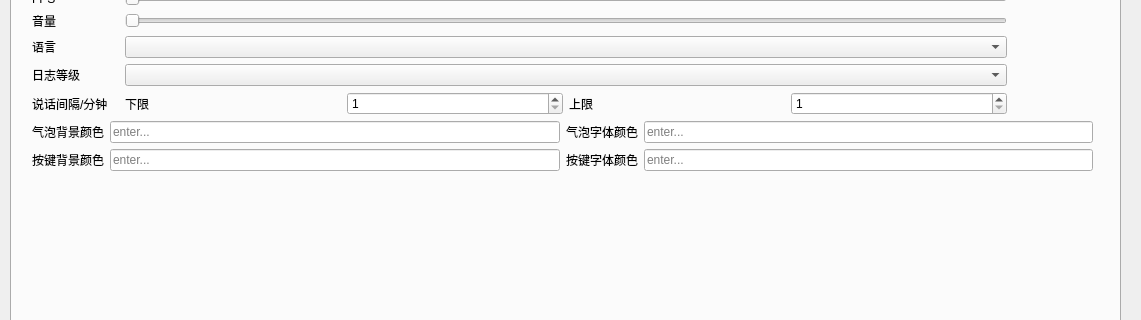
The window that src/ui/setting.ui (csy214-beep/Pelr) describes before a commit, drawn with Qt 5; both pictures show x 0 to 1141 and y 181 to 501 of the 1141 by 692 pixel window.
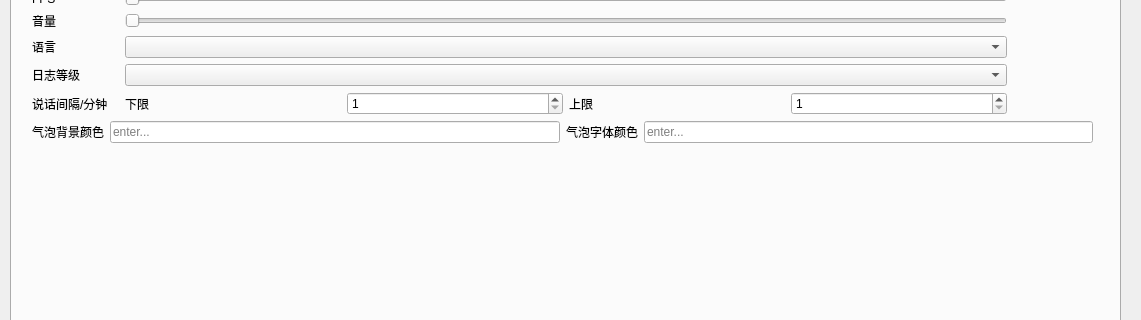
The same window after the commit. Icons and pictures are not drawn. Custom widgets are drawn as their Qt base class.

Commit message: refactor/feat(KeyLabel): 重构按键监听功能

Patch:
```diff
--- a/src/ui/setting.ui
+++ b/src/ui/setting.ui
@@ -215,35 +215,7 @@
           </property>
          </widget>
         </item>
-        <item row="1" column="0">
-         <widget class="QLabel" name="label_26">
-          <property name="text">
-           <string>按键背景颜色</string>
-          </property>
-         </widget>
-        </item>
-        <item row="0" column="1">
-         <widget class="QLineEdit" name="lineEdit_9">
-          <property name="placeholderText">
-           <string>enter...</string>
-          </property>
-         </widget>
-        </item>
-        <item row="0" column="3">
-         <widget class="QLineEdit" name="lineEdit_10">
-          <property name="placeholderText">
-           <string>enter...</string>
-          </property>
-         </widget>
-        </item>
         <item row="1" column="1">
-         <widget class="QLineEdit" name="lineEdit_11">
-          <property name="placeholderText">
-           <string>enter...</string>
-          </property>
-         </widget>
-        </item>
-        <item row="2" column="1">
          <spacer name="verticalSpacer_3">
           <property name="orientation">
            <enum>Qt::Vertical</enum>
@@ -256,8 +228,8 @@
           </property>
          </spacer>
         </item>
-        <item row="1" column="3">
-         <widget class="QLineEdit" name="lineEdit_12">
+        <item row="0" column="3">
+         <widget class="QLineEdit" name="lineEdit_10">
           <property name="placeholderText">
            <string>enter...</string>
           </property>
@@ -270,10 +242,10 @@
           </property>
          </widget>
         </item>
-        <item row="1" column="2">
-         <widget class="QLabel" name="label_27">
-          <property name="text">
-           <string>按键字体颜色</string>
+        <item row="0" column="1">
+         <widget class="QLineEdit" name="lineEdit_9">
+          <property name="placeholderText">
+           <string>enter...</string>
           </property>
          </widget>
         </item>
```
The commit also changes 17 other files.
